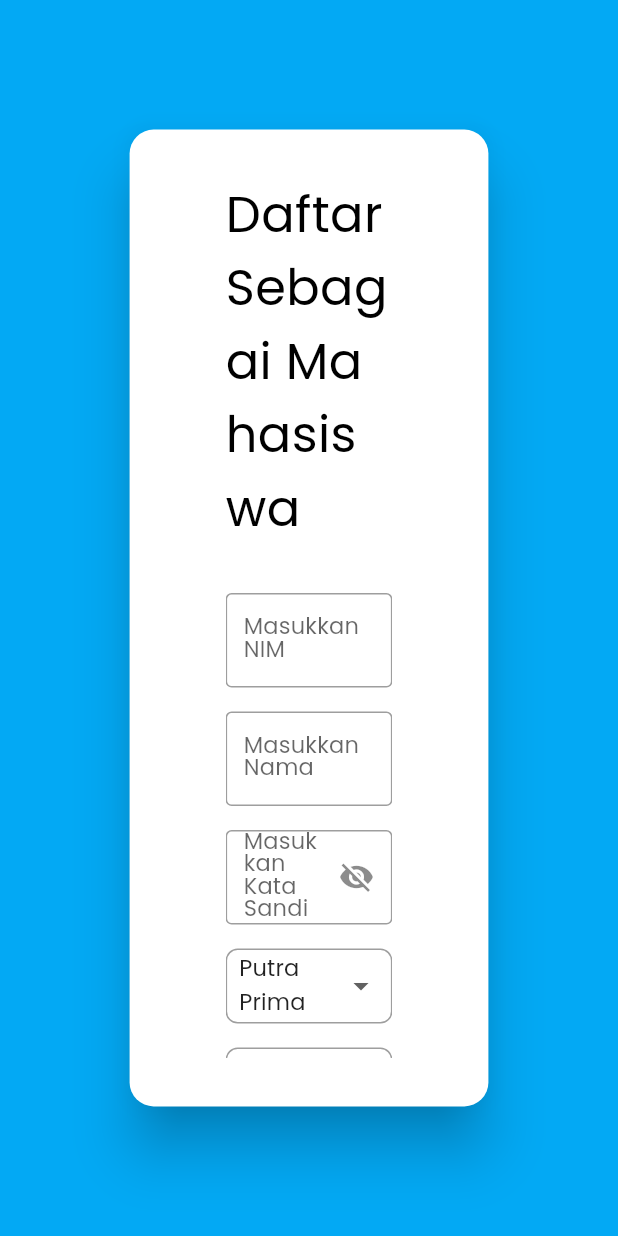
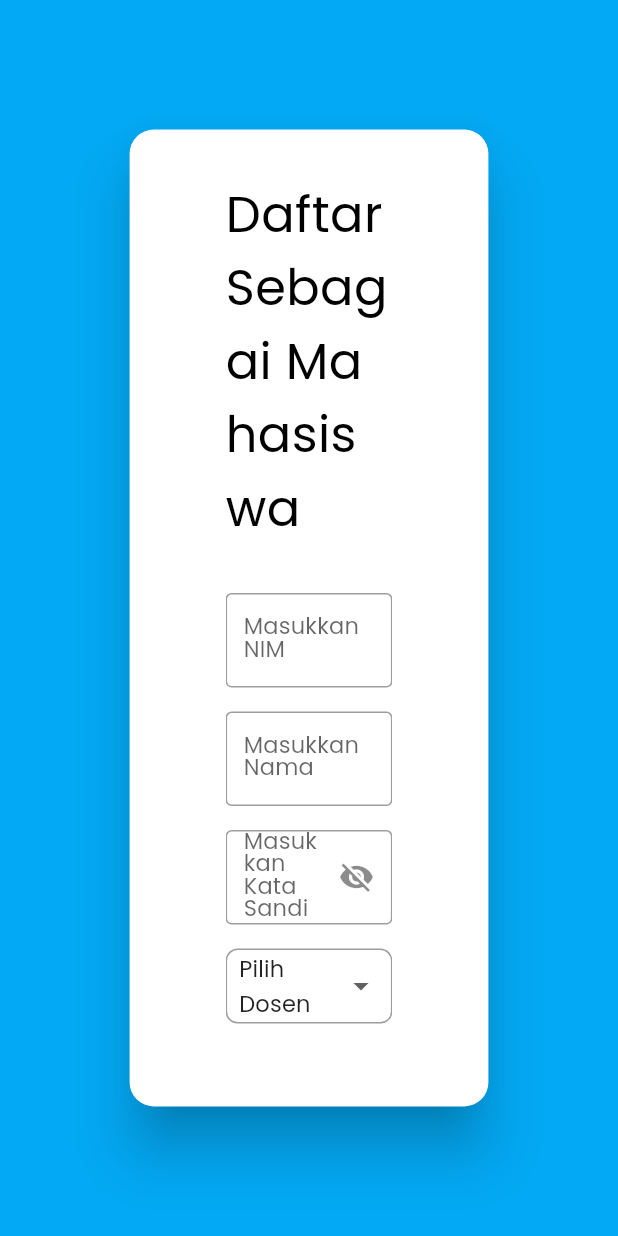
Before and after one commit to dharmayudistira/easyflutter, a Flutter app: the RegisterView screen opened by its route, on a phone screen of 412 x 824 dp. Run offline on Flutter 3.47's test engine with Material 2 defaults, Android fonts, the light colour scheme and no system bars; our stand-ins replace cloud_firestore, data_table_2, firebase_core, font_awesome_flutter, get, get_storage and 1 more; accounts and stored records are empty.

Commit message:
code register for student

```diff
--- a/lib/app/modules/add_student/views/add_student_view.dart
+++ b/lib/app/modules/add_student/views/add_student_view.dart
@@ -25,6 +25,7 @@ class AddStudentView extends StatelessWidget {
               children: [
                 IconButton(
                   onPressed: () {
+                    controller.clearForm();
                     controller.dashboardLecturerController.setSelectedIndex(1);
                   },
                   icon: FaIcon(FontAwesomeIcons.angleLeft),
--- a/lib/app/modules/data_class/controllers/data_class_controller.dart
+++ b/lib/app/modules/data_class/controllers/data_class_controller.dart
@@ -89,7 +89,7 @@ class DataClassController extends GetxController {
     }else {
       edtControllerClassName.clear();
       Get.back();
-      Get.snackbar("Terjadi Kesalahan", "Data kelas $className sudah ada");
+      Get.snackbar("Terjadi Kesalahan", "Data kelas $className sudah diampu dosen lain");
     }
   }
 
@@ -114,4 +114,8 @@ class DataClassController extends GetxController {
       });
     }
   }
+
+  void clearForm() {
+    edtControllerClassName.clear();
+  }
 }
--- a/lib/app/modules/data_class/views/data_class_view.dart
+++ b/lib/app/modules/data_class/views/data_class_view.dart
@@ -31,6 +31,7 @@ class DataClassView extends StatelessWidget {
                 ),
                 ElevatedButton(
                   onPressed: () {
+                    controller.clearForm();
                     _buildShowAddTableDialog(context);
                   },
                   child: Text(
--- a/lib/app/modules/login/controllers/login_controller.dart
+++ b/lib/app/modules/login/controllers/login_controller.dart
@@ -60,6 +60,7 @@ class LoginController extends GetxController {
       if(selectedLecturer["kata_sandi"] == encryptedPassword) {
         await saveLecturerDataToSharedPref(selectedLecturer);
         Get.snackbar("Berhasil Masuk", "Selamat Datang! ${_storageHelper.getNameUser()}");
+        clearForm();
         Get.offNamed(Routes.DASHBOARD_LECTURER);
       }else {
         Get.snackbar("Terjadi Kesalahan", "Mohon periksa kembali ID dan kata sandi Anda");
@@ -79,4 +80,9 @@ class LoginController extends GetxController {
     await _storageHelper.setIsLoginUser(true);
   }
 
+  void clearForm() {
+    edtControllerId.clear();
+    edtControllerPassword.clear();
+  }
+
 }
--- a/lib/app/modules/register/controllers/register_controller.dart
+++ b/lib/app/modules/register/controllers/register_controller.dart
@@ -1,16 +1,162 @@
+import 'package:cloud_firestore/cloud_firestore.dart';
+import 'package:easyflutter/app/data/class_model.dart';
+import 'package:easyflutter/app/data/dosen_model.dart';
+import 'package:easyflutter/app/routes/app_pages.dart';
+import 'package:easyflutter/app/utils/converter_helper.dart';
+import 'package:easyflutter/app/utils/encrypt_helper.dart';
+import 'package:flutter/cupertino.dart';
 import 'package:get/get.dart';
 
 class RegisterController extends GetxController {
+  final lecturerReference = FirebaseFirestore.instance.collection("dosen");
+  final classReference = FirebaseFirestore.instance.collection("kelas");
+  final studentReference = FirebaseFirestore.instance.collection("mahasiswa");
 
-  final listLecturer = ["Putra Prima Arhandi, ST., M.Kom", "Imam Fahrur Rozi, ST., MT"].obs;
-  final listClass = ["TI-3A", "TI-3B", "TI-3C", "TI-3D"].obs;
+  late TextEditingController edtStudentIdController;
+  late TextEditingController edtStudentPasswordController;
+  late TextEditingController edtStudentNameController;
 
+  final initialLecturer = LecturerModel(
+    lecturerId: "null",
+    lecturerName: "Pilih Dosen",
+    lecturerPassword: "null",
+  );
+
+  var isValid = true;
   var isObscured = true.obs;
-  var selectedLecturer = "Putra Prima Arhandi, ST., M.Kom".obs;
-  var selectedClass = "TI-3A".obs;
+  var isClassHidden = true.obs;
+  var listLecturer = <LecturerModel>[].obs;
+  var listClass = <ClassModel>[
+    ClassModel(
+        classId: "null",
+        className: "Pilih Kelas",
+        lecturerId: null,
+        lecturerName: null),
+  ].obs;
+
+  var selectedLecturer = LecturerModel().obs;
+  var selectedClass = "Pilih Kelas".obs;
+
+  @override
+  void onInit() {
+    super.onInit();
+
+    edtStudentIdController = TextEditingController();
+    edtStudentPasswordController = TextEditingController();
+    edtStudentNameController = TextEditingController();
+
+    listLecturer.add(initialLecturer);
+    selectedLecturer.value = initialLecturer;
+  }
+
+  @override
+  void onClose() {
+    edtStudentIdController.dispose();
+    edtStudentPasswordController.dispose();
+    edtStudentNameController.dispose();
+
+    super.onClose();
+  }
 
   void setObscuredPassword() {
     isObscured.toggle();
   }
 
+  Stream<QuerySnapshot> getAllLecturer() {
+    return lecturerReference.snapshots();
+  }
+
+  Stream<QuerySnapshot> getClassByLecturer() {
+    final lecturerId = selectedLecturer.value.lecturerId;
+    return classReference.where("id_dosen", isEqualTo: lecturerId).snapshots();
+  }
+
+  void mapLecturerFirestoreToLecturerModel(AsyncSnapshot<QuerySnapshot> snapshots) {
+    final result = ConverterHelper.mapLecturerFirestoreToLecturerModel(snapshots);
+
+    result.add(initialLecturer);
+
+    listLecturer.value = result;
+    selectedLecturer.value = initialLecturer;
+  }
+
+  void mapClassFirestoreToClassModel(AsyncSnapshot<QuerySnapshot> snapshots) {
+    final result = ConverterHelper.mapClassFirestoreToClassModel(snapshots);
+
+    result.add(
+      ClassModel(
+        classId: "null",
+        className: "Pilih Kelas",
+        lecturerId: null,
+        lecturerName: null,
+      ),
+    );
+    result.sort((a, b) => a.classId!.compareTo(b.classId!));
+    listClass.value = result;
+  }
+
+  void addStudent() async {
+
+    await validateStudentId();
+
+    final studentId = edtStudentIdController.text;
+    final studentName = edtStudentNameController.text;
+    final studentPassword = edtStudentPasswordController.text;
+    final lecturerId = selectedLecturer.value.lecturerId;
+    final lecturerName = selectedLecturer.value.lecturerName;
+    final classId = selectedClass.value.toLowerCase();
+    final className = selectedClass.value.toUpperCase();
+
+    if(lecturerId == "null") {
+      Get.snackbar("Terjadi Kesalahan", "Harap pilih dosen terlebih dahulu");
+      return;
+    }
+
+    if(className == "PILIH KELAS") {
+      Get.snackbar("Terjadi Kesalahan", "Harap pilih kelas terlebih dahulu");
+      return;
+    }
+
+    if(isValid) {
+      await studentReference.add({
+        "id_mahasiswa" : studentId,
+        "nama_mahasiswa" : studentName,
+        "kata_sandi" : generateMd5(studentPassword),
+        "id_dosen" : lecturerId,
+        "nama_dosen" : lecturerName,
+        "id_kelas" : classId,
+        "nama_kelas" : className,
+        "status" : false,
+      }).whenComplete(() {
+        Get.snackbar("Berhasil Menambahkan Mahasiswa", "Data mahasiswa $studentId berhasil ditambahkan");
+        clearForm();
+        Get.offNamed(Routes.LOGIN);
+      });
+    }else {
+      Get.snackbar("Terjadi Kesalahan", "Data mahasiswa $studentId sudah ada");
+    }
+
+  }
+
+  Future<void> validateStudentId() async {
+    isValid = true;
+    final studentId = edtStudentIdController.text;
+
+    var snapshots = await studentReference.get();
+
+    snapshots.docs.forEach((element) {
+      if(element["id_mahasiswa"] == studentId) {
+        isValid = false;
+      }
+    });
+  }
+
+  void clearForm() {
+    edtStudentIdController.clear();
+    edtStudentPasswordController.clear();
+    edtStudentNameController.clear();
+
+    selectedLecturer.value = initialLecturer;
+    selectedClass.value = "Pilih Kelas";
+  }
 }
--- a/lib/app/modules/register/views/register_view.dart
+++ b/lib/app/modules/register/views/register_view.dart
@@ -1,4 +1,6 @@
+import 'package:cloud_firestore/cloud_firestore.dart';
 import 'package:easyflutter/app/constants/dimen_constants.dart';
+import 'package:easyflutter/app/data/dosen_model.dart';
 import 'package:easyflutter/app/routes/app_pages.dart';
 import 'package:easyflutter/app/views/app_description_widget.dart';
 import 'package:flutter/gestures.dart';
@@ -37,7 +39,8 @@ class RegisterView extends GetView<RegisterController> {
     return Expanded(
       flex: 3,
       child: Padding(
-        padding: EdgeInsets.symmetric(horizontal: dimenLarge, vertical: dimenMedium),
+        padding:
+            EdgeInsets.symmetric(horizontal: dimenLarge, vertical: dimenMedium),
         child: SingleChildScrollView(
           child: Column(
             children: [
@@ -50,6 +53,7 @@ class RegisterView extends GetView<RegisterController> {
               ),
               SizedBox(height: dimenMedium),
               TextFormField(
+                controller: controller.edtStudentIdController,
                 decoration: InputDecoration(
                   border: OutlineInputBorder(),
                   hintText: "1941720000",
@@ -58,6 +62,7 @@ class RegisterView extends GetView<RegisterController> {
               ),
               SizedBox(height: dimenSmall),
               TextFormField(
+                controller: controller.edtStudentNameController,
                 decoration: InputDecoration(
                   border: OutlineInputBorder(),
                   hintText: "Masukkan Nama Anda",
@@ -69,6 +74,7 @@ class RegisterView extends GetView<RegisterController> {
                 var passwordState = controller.isObscured.value;
 
                 return TextFormField(
+                  controller: controller.edtStudentPasswordController,
                   obscureText: passwordState,
                   decoration: InputDecoration(
                     border: OutlineInputBorder(),
@@ -86,7 +92,124 @@ class RegisterView extends GetView<RegisterController> {
                 );
               }),
               SizedBox(height: dimenSmall),
+              StreamBuilder(
+                stream: controller.getAllLecturer(),
+                builder: (_, AsyncSnapshot<QuerySnapshot> snapshots) {
+                  if (snapshots.connectionState == ConnectionState.active) {
+                    return _buildDropdownLecturer(snapshots);
+                  } else {
+                    return _buildDropdownDummyValue("Pilih Dosen");
+                  }
+                },
+              ),
+              SizedBox(height: dimenSmall),
               Obx(() {
+                return (controller.isClassHidden.value)
+                    ? Container()
+                    : StreamBuilder(
+                  stream: controller.getClassByLecturer(),
+                  builder: (_, AsyncSnapshot<QuerySnapshot> snapshots) {
+                    if(snapshots.hasData) {
+                      if(snapshots.data!.docs.isNotEmpty) {
+                        return _buildDropdownClass(snapshots);
+                      }else {
+                        return _buildDropdownDummyValue("Pilih Kelas");
+                      }
+                    } else {
+                      return _buildDropdownDummyValue("Pilih Kelas");
+                    }
+                  },
+                );
+              }),
+              SizedBox(height: dimenMedium),
+              Container(
+                width: double.maxFinite,
+                height: 35,
+                child: ElevatedButton(
+                  onPressed: () {
+                    controller.addStudent();
+                    /*
+                      TODO :
+                      1. Validasi NIM
+                      2. Validasi Pilih Dosen
+                      3. Validasi Pilih Kelas
+                      4. save data mahasiswa
+                    */
+                  },
+                  child: Text(
+                    "Daftar",
+                    style: Theme.of(context)
+                        .textTheme
+                        .headline5
+                        ?.copyWith(color: Colors.white),
+                  ),
+                ),
+              ),
+              SizedBox(height: dimenSmall),
+              Center(
+                child: RichText(
+                  text: TextSpan(text: "Sudah punya akun ? ", children: [
+                    TextSpan(
+                        text: "Masuk di sini",
+                        style: TextStyle(
+                          color: Colors.blueAccent,
+                          fontWeight: FontWeight.bold,
+                        ),
+                        recognizer: TapGestureRecognizer()
+                          ..onTap = () {
+                            Get.offNamed(Routes.LOGIN);
+                          }),
+                  ]),
+                ),
+              ),
+            ],
+          ),
+        ),
+      ),
+    );
+  }
+
+  Widget _buildDropdownLecturer(AsyncSnapshot<QuerySnapshot> snapshots) {
+    controller.mapLecturerFirestoreToLecturerModel(snapshots);
+
+    return Container(
+      padding: EdgeInsets.symmetric(horizontal: dimenSmall / 2),
+      decoration: BoxDecoration(
+        border: Border.all(
+          color: Colors.grey,
+          width: 1,
+        ),
+        borderRadius: BorderRadius.circular(8),
+      ),
+      child: DropdownButtonHideUnderline(
+        child: Obx(() {
+          return DropdownButton<LecturerModel>(
+            isExpanded: true,
+            value: controller.selectedLecturer.value,
+            items: controller.listLecturer
+                .map((lecturer) => DropdownMenuItem<LecturerModel>(
+                      value: lecturer,
+                      child: Text(lecturer.lecturerName!),
+                    ))
+                .toList(),
+            onChanged: (selected) {
+              final selectedLecturer = selected as LecturerModel;
+              controller.selectedLecturer.value = selectedLecturer;
+
+              if (controller.selectedLecturer.value.lecturerName ==
+                  "Pilih Dosen") {
+                controller.isClassHidden.value = true;
+              } else {
+                controller.isClassHidden.value = false;
+              }
+            },
+          );
+        }),
+      ),
+    );
+  }
+
+  Widget _buildDropdownDummyValue(String dummyValue) {
     return Container(
       padding: EdgeInsets.symmetric(horizontal: dimenSmall / 2),
       decoration: BoxDecoration(
@@ -99,22 +222,22 @@ class RegisterView extends GetView<RegisterController> {
       child: DropdownButtonHideUnderline(
         child: DropdownButton<String>(
           isExpanded: true,
-                      value: controller.selectedLecturer.value,
-                      items: controller.listLecturer
-                          .map((lecturer) => DropdownMenuItem<String>(
-                        value: lecturer,
-                        child: Text(lecturer),
+          value: dummyValue,
+          items: <String>[dummyValue]
+              .map((dummy) => DropdownMenuItem<String>(
+                    value: dummy,
+                    child: Text(dummy),
                   ))
               .toList(),
-                      onChanged: (selected) {
-                        controller.selectedLecturer.value = selected!;
-                      },
+          onChanged: (selected) {},
         ),
       ),
     );
-              }),
-              SizedBox(height: dimenSmall),
-              Obx(() {
+  }
+
+  Widget _buildDropdownClass(AsyncSnapshot<QuerySnapshot> snapshots) {
+    controller.mapClassFirestoreToClassModel(snapshots);
+
     return Container(
       padding: EdgeInsets.symmetric(horizontal: dimenSmall / 2),
       decoration: BoxDecoration(
@@ -125,61 +248,21 @@ class RegisterView extends GetView<RegisterController> {
         borderRadius: BorderRadius.circular(8),
       ),
       child: DropdownButtonHideUnderline(
-                    child: DropdownButton<String>(
+        child: Obx(() {
+          return DropdownButton<String>(
             isExpanded: true,
             value: controller.selectedClass.value,
             items: controller.listClass
                 .map((itemClass) => DropdownMenuItem<String>(
-                        value: itemClass,
-                        child: Text(itemClass),
+                      value: itemClass.className,
+                      child: Text(itemClass.className!),
                     ))
                 .toList(),
             onChanged: (selected) {
               controller.selectedClass.value = selected!;
             },
-                    ),
-                  ),
           );
         }),
-              SizedBox(height: dimenMedium),
-              Container(
-                width: double.maxFinite,
-                height: 35,
-                child: ElevatedButton(
-                  onPressed: () {},
-                  child: Text(
-                    "Daftar",
-                    style: Theme.of(context)
-                        .textTheme
-                        .headline5
-                        ?.copyWith(color: Colors.white),
-                  ),
-                ),
-              ),
-              SizedBox(height: dimenSmall),
-              Center(
-                child: RichText(
-                  text: TextSpan(
-                      text: "Sudah punya akun ? ",
-                      children: [
-                        TextSpan(
-                            text: "Masuk di sini",
-                            style: TextStyle(
-                              color: Colors.blueAccent,
-                              fontWeight: FontWeight.bold,
-                            ),
-                            recognizer: TapGestureRecognizer()
-                              ..onTap = () {
-                                Get.offNamed(Routes.LOGIN);
-                              }
-                        ),
-                      ]
-                  ),
-                ),
-              ),
-            ],
-          ),
-        ),
       ),
     );
   }
--- a/lib/app/utils/converter_helper.dart
+++ b/lib/app/utils/converter_helper.dart
@@ -1,5 +1,6 @@
 import 'package:cloud_firestore/cloud_firestore.dart';
 import 'package:easyflutter/app/data/class_model.dart';
+import 'package:easyflutter/app/data/dosen_model.dart';
 import 'package:easyflutter/app/data/exercise_model.dart';
 import 'package:easyflutter/app/data/log_model.dart';
 import 'package:easyflutter/app/data/student_model.dart';
@@ -70,4 +71,18 @@ class ConverterHelper {
     return logs;
   }
 
+  static List<LecturerModel> mapLecturerFirestoreToLecturerModel(AsyncSnapshot<QuerySnapshot> snapshots) {
+    List<LecturerModel> listLecturer = [];
+
+    snapshots.data!.docs.forEach((element) {
+      Map<String, dynamic> data = element.data() as Map<String, dynamic>;
+      var convertedLecturerModel = LecturerModel.fromJson(data);
+      if(convertedLecturerModel.lecturerId != "111") {
+        listLecturer.add(convertedLecturerModel);
+      }
+    });
+
+    return listLecturer;
+  }
+
 }
```
Also changed, not shown: lib/app/modules/add_student/controllers/add_student_controller.dart (+9 -4 lines). Lines whose indentation alone changed are shown as unchanged.
